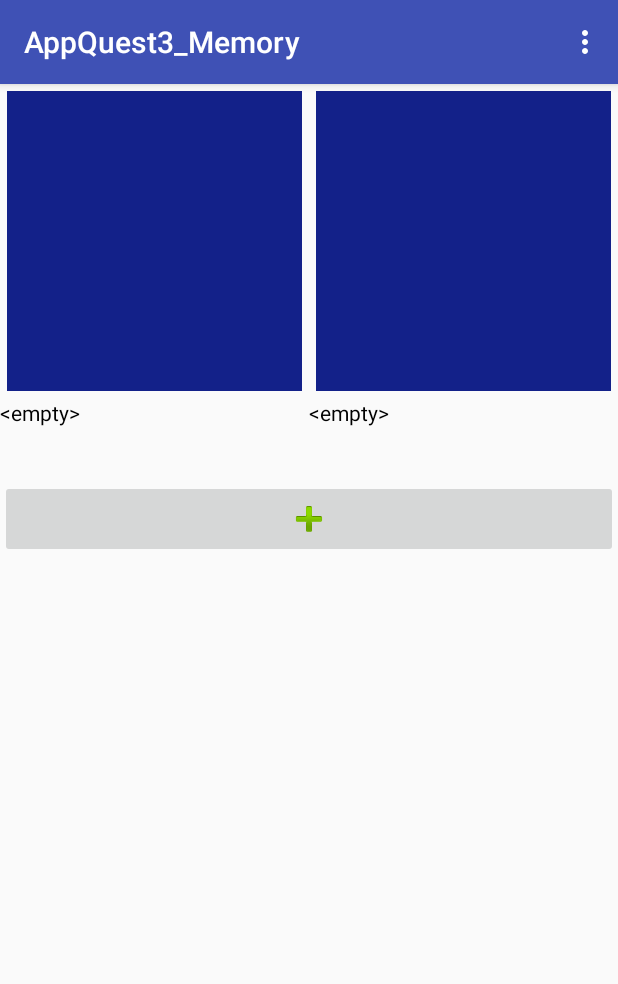
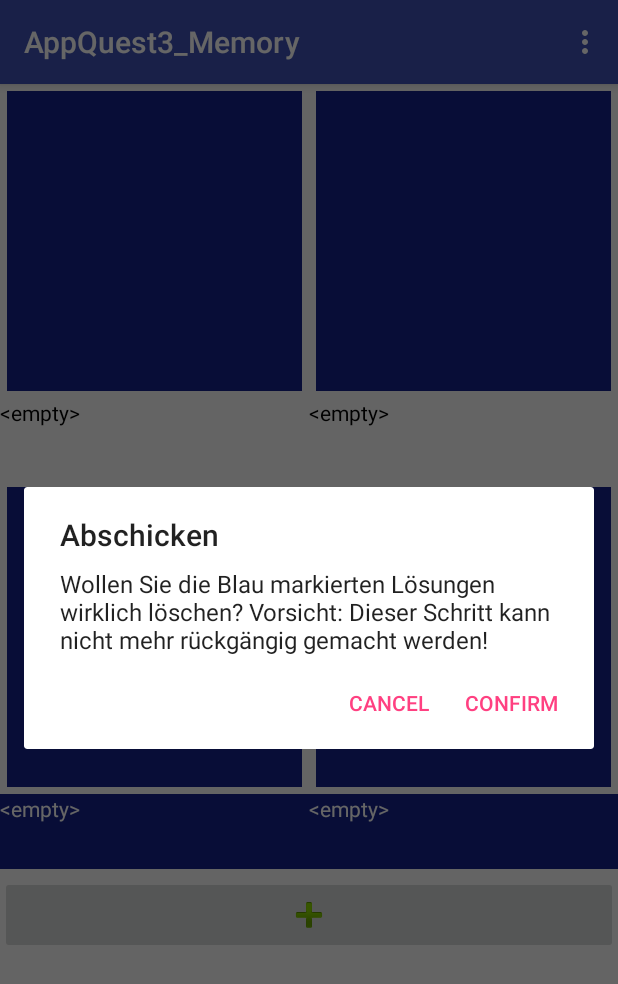
Before and after one commit to RaphaelHaenni/AppQuestIndianaPhones, an Android app: the screen it shows after launch (MainActivity), in the options menu, after a tap on "Löschen", on a phone screen of 412 x 824 dp. Shown: the top 984 px of the screen. Run offline under Robolectric (Android 15) with nearby library versions, the phone set to English and light mode, and no system bars; libraries missing offline, so code that uses them is left out: com.google.zxing.client, com.google.zxing.integration.

Commit message:
Branch merged

```diff
--- a/App3/AppQuest3_Memory/app/src/main/java/ch/appquest/indiana_phones/appquest3_memory/MainActivity.java
+++ b/App3/AppQuest3_Memory/app/src/main/java/ch/appquest/indiana_phones/appquest3_memory/MainActivity.java
@@ -10,10 +10,10 @@ import android.graphics.BitmapFactory;
 import android.graphics.Color;
 import android.graphics.drawable.ColorDrawable;
 import android.net.Uri;
+import android.os.Bundle;
 import android.os.Environment;
 import android.support.v4.app.ActivityCompat;
 import android.support.v7.app.AppCompatActivity;
-import android.os.Bundle;
 import android.util.Log;
 import android.util.TypedValue;
 import android.view.Menu;
@@ -39,10 +39,7 @@ import org.json.JSONObject;
 
 import java.io.File;
 import java.io.FileOutputStream;
-import java.text.SimpleDateFormat;
 import java.util.ArrayList;
-import java.util.Arrays;
-import java.util.Date;
 import java.util.Iterator;
 import java.util.List;
 
@@ -300,6 +297,15 @@ public class MainActivity extends AppCompatActivity {
 
             @Override
             public boolean onMenuItemClick(MenuItem item) {
+                AlertDialog.Builder builder = new AlertDialog.Builder(MainActivity.this);
+                builder.setCancelable(true);
+                builder.setTitle("Abschicken");
+                builder.setMessage("Wollen Sie die Blau markierten Lösungen wirklich löschen? Vorsicht: Dieser Schritt kann nicht mehr rückgängig gemacht werden!");
+                builder.setPositiveButton("Confirm",
+                        new DialogInterface.OnClickListener() {
+                            @Override
+                            public void onClick(DialogInterface dialog, int which) {
+
                                 Iterator<ImageText> i = imgTexts.iterator();
                                 while (i.hasNext())
                                 {
@@ -321,6 +327,17 @@ public class MainActivity extends AppCompatActivity {
                                     }
                                 }
                                 clearImgTexts();
+
+                            }
+                        });
+                builder.setNegativeButton(android.R.string.cancel, new DialogInterface.OnClickListener() {
+                    @Override
+                    public void onClick(DialogInterface dialog, int which) {
+                    }
+                });
+
+                AlertDialog dialog = builder.create();
+                dialog.show();
                 return false;
             }
         });
@@ -463,6 +480,8 @@ public class MainActivity extends AppCompatActivity {
                 SaveImage(bmp, currentId + "#:CODE:#" + code);
             }
         } else {
+            //send a message when something is wrong with the activity result
+            Toast.makeText(this, "Das Bild wurde nicht korrekt aufgenommen. Bitte erneut versuchen.", Toast.LENGTH_LONG).show();
             return;
         }
     }
```
Lines whose indentation alone changed are shown as unchanged.
